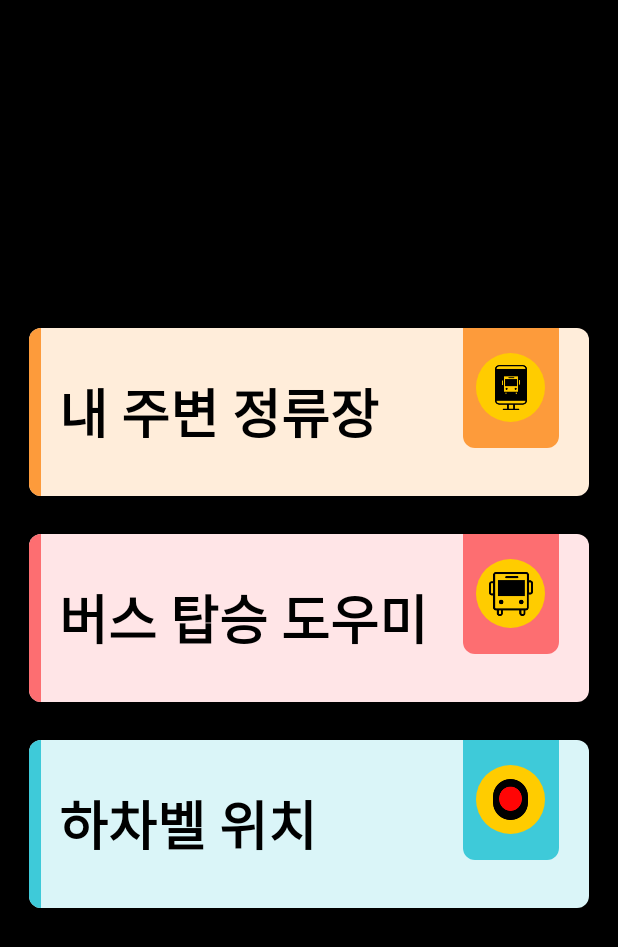
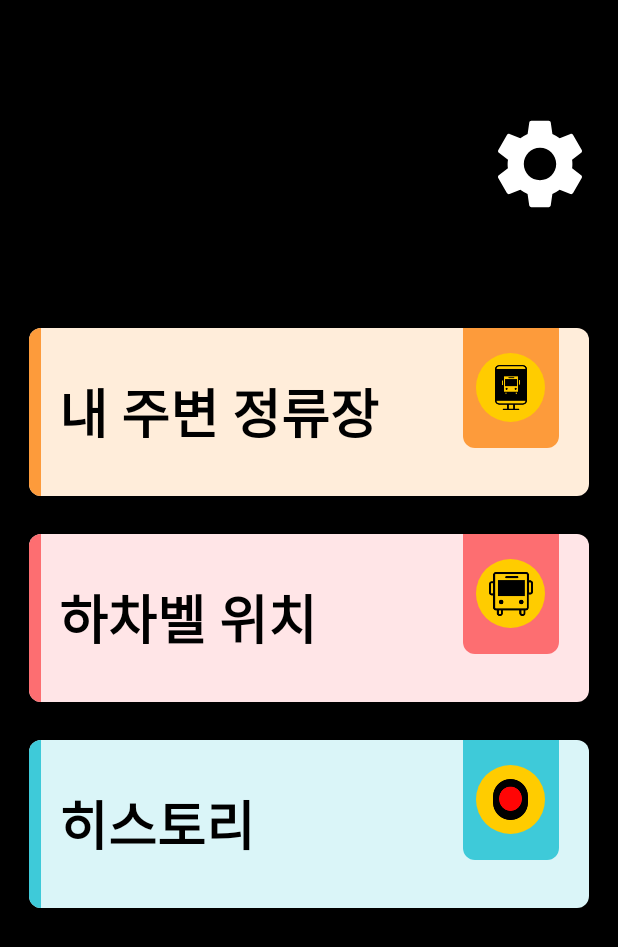
Before and after one commit to BUSSRO/BUSSRO, an Android app: the screen it shows after launch (MainActivity), on a phone screen of 412 x 824 dp. Shown: the top 947 px of the screen. Run offline under Robolectric (Android 15) with nearby library versions, the phone set to English and light mode, and no system bars; our stand-ins replace data binding.

Commit message:
ui(MainActivity): change ui
BUS-53

```diff
--- /dev/null
+++ b/app/src/main/res/drawable/ic_baseline_settings_24.xml
@@ -0,0 +1,10 @@
+<vector xmlns:android="http://schemas.android.com/apk/res/android"
+    android:width="72dp"
+    android:height="72dp"
+    android:tint="#FFFFFF"
+    android:viewportWidth="24"
+    android:viewportHeight="24">
+    <path
+        android:fillColor="@android:color/white"
+        android:pathData="M19.14,12.94c0.04,-0.3 0.06,-0.61 0.06,-0.94c0,-0.32 -0.02,-0.64 -0.07,-0.94l2.03,-1.58c0.18,-0.14 0.23,-0.41 0.12,-0.61l-1.92,-3.32c-0.12,-0.22 -0.37,-0.29 -0.59,-0.22l-2.39,0.96c-0.5,-0.38 -1.03,-0.7 -1.62,-0.94L14.4,2.81c-0.04,-0.24 -0.24,-0.41 -0.48,-0.41h-3.84c-0.24,0 -0.43,0.17 -0.47,0.41L9.25,5.35C8.66,5.59 8.12,5.92 7.63,6.29L5.24,5.33c-0.22,-0.08 -0.47,0 -0.59,0.22L2.74,8.87C2.62,9.08 2.66,9.34 2.86,9.48l2.03,1.58C4.84,11.36 4.8,11.69 4.8,12s0.02,0.64 0.07,0.94l-2.03,1.58c-0.18,0.14 -0.23,0.41 -0.12,0.61l1.92,3.32c0.12,0.22 0.37,0.29 0.59,0.22l2.39,-0.96c0.5,0.38 1.03,0.7 1.62,0.94l0.36,2.54c0.05,0.24 0.24,0.41 0.48,0.41h3.84c0.24,0 0.44,-0.17 0.47,-0.41l0.36,-2.54c0.59,-0.24 1.13,-0.56 1.62,-0.94l2.39,0.96c0.22,0.08 0.47,0 0.59,-0.22l1.92,-3.32c0.12,-0.22 0.07,-0.47 -0.12,-0.61L19.14,12.94zM12,15.6c-1.98,0 -3.6,-1.62 -3.6,-3.6s1.62,-3.6 3.6,-3.6s3.6,1.62 3.6,3.6S13.98,15.6 12,15.6z" />
+</vector>
--- a/app/src/main/res/layout/activity_main.xml
+++ b/app/src/main/res/layout/activity_main.xml
@@ -4,6 +4,7 @@
     xmlns:tools="http://schemas.android.com/tools">
 
     <data>
+
         <variable
             name="activity"
             type="com.example.bussro.view.main.MainActivity" />
@@ -13,51 +14,74 @@
             type="com.example.bussro.view.main.MainViewModel" />
     </data>
 
+    <androidx.core.widget.NestedScrollView
+        android:layout_width="match_parent"
+        android:layout_height="match_parent"
+        android:background="@color/black"
+        android:overScrollMode="never"
+        android:fillViewport="true"
+        tools:context=".view.main.MainActivity">
+
         <androidx.constraintlayout.widget.ConstraintLayout
             android:layout_width="match_parent"
-        android:layout_height="match_parent"
-        tools:context=".view.main.MainActivity"
-        android:background="@color/black">
+            android:layout_height="match_parent">
+
+            <!-- 설정 -->
+            <ImageView
+                android:id="@+id/img_main_setting"
+                android:layout_width="wrap_content"
+                android:layout_height="wrap_content"
+                android:src="@drawable/ic_baseline_settings_24"
+                app:layout_constraintTop_toTopOf="parent"
+                app:layout_constraintBottom_toTopOf="@id/txt_main_first"
+                app:layout_constraintEnd_toEndOf="parent"
+                android:layout_margin="16dp"
+                android:contentDescription="@string/main_setting_txt"
+                android:onClick="@{(v) -> model.onClick(v, 0)}"/>
 
             <!-- 1. 내 주변 정류장 -->
             <TextView
                 android:id="@+id/txt_main_first"
-            android:text="@string/main_first_txt"
                 style="@style/MainTextViewStyle"
                 android:background="@drawable/main_text_first_background"
+                android:text="@string/main_first_txt"
                 app:layout_constraintTop_toTopOf="parent"
+                app:layout_constraintBottom_toTopOf="@id/txt_main_second"
                 app:layout_constraintStart_toStartOf="parent"
-            app:layout_constraintBottom_toTopOf="@id/txt_main_second"
                 app:layout_constraintEnd_toEndOf="parent"
                 app:layout_constraintVertical_chainStyle="packed"
                 android:onClick="@{(v) -> model.onClick(v, 1)}"/>
 
-        <!-- 2. 버스 탑승 도우미 -->
+            <!-- 2. 하차벨 위치 -->
+
+            <!-- 3. 히스토리 -->
             <TextView
                 android:id="@+id/txt_main_second"
                 style="@style/MainTextViewStyle"
                 android:layout_marginTop="25dp"
                 android:layout_marginBottom="25dp"
                 android:background="@drawable/main_text_second_background"
+                android:onClick="@{(v) -> model.onClick(v, 2)}"
                 android:text="@string/main_second_txt"
                 app:layout_constraintBottom_toTopOf="@id/txt_main_third"
                 app:layout_constraintEnd_toEndOf="parent"
                 app:layout_constraintStart_toStartOf="parent"
-            app:layout_constraintTop_toBottomOf="@id/txt_main_first"
-            android:onClick="@{(v) -> model.onClick(v, 2)}"/>
+                app:layout_constraintTop_toBottomOf="@id/txt_main_first" />
 
-        <!-- 3. 하차벨 위치 -->
             <TextView
                 android:id="@+id/txt_main_third"
-            android:text="@string/main_third_txt"
                 style="@style/MainTextViewStyle"
                 android:background="@drawable/main_text_third_background"
+                android:text="@string/main_third_txt"
                 app:layout_constraintTop_toBottomOf="@id/txt_main_second"
+                app:layout_constraintBottom_toBottomOf="parent"
                 app:layout_constraintStart_toStartOf="parent"
                 app:layout_constraintEnd_toEndOf="parent"
-            app:layout_constraintBottom_toBottomOf="parent"
                 android:onClick="@{(v) -> model.onClick(v, 3)}"/>
 
 
         </androidx.constraintlayout.widget.ConstraintLayout>
+
+    </androidx.core.widget.NestedScrollView>
+
 </layout>
--- a/app/src/main/res/values/strings.xml
+++ b/app/src/main/res/values/strings.xml
@@ -3,8 +3,10 @@
 
     <!-- activity_main -->
     <string name="main_first_txt">내 주변 정류장</string>
-    <string name="main_second_txt">버스 탑승 도우미</string>
-    <string name="main_third_txt">하차벨 위치</string>
+    <string name="main_second_txt">하차벨 위치</string>
+    <string name="main_third_txt">히스토리</string>
+    <string name="main_setting_txt">설정</string>
+
     <string name="bus_list_info_txt">선택한 버스 도착 안내</string>
 
     <!-- activity_bus_list -->
--- a/app/src/main/res/values/style.xml
+++ b/app/src/main/res/values/style.xml
@@ -7,8 +7,8 @@
         <item name="android:textStyle">bold</item>
         <item name="android:textSize">35dp</item>
         <item name="android:gravity">center_vertical|left</item>
-        <item name="android:layout_marginStart">19dp</item>
-        <item name="android:layout_marginEnd">19dp</item>
+        <item name="android:layout_marginStart">16dp</item>
+        <item name="android:layout_marginEnd">16dp</item>
         <item name="android:paddingStart">20dp</item>
         <item name="android:paddingEnd">94dp</item>
     </style>
--- a/build.gradle
+++ b/build.gradle
@@ -18,7 +18,6 @@
     repositories {
         google()
         mavenCentral()
-        jcenter() // Warning: this repository is going to shut down soon
     }
 }
 
```
Also changed, not shown: app/src/main/java/com/example/bussro/view/main/MainViewModel.kt (+21 -11 lines). Lines whose indentation alone changed are shown as unchanged.
